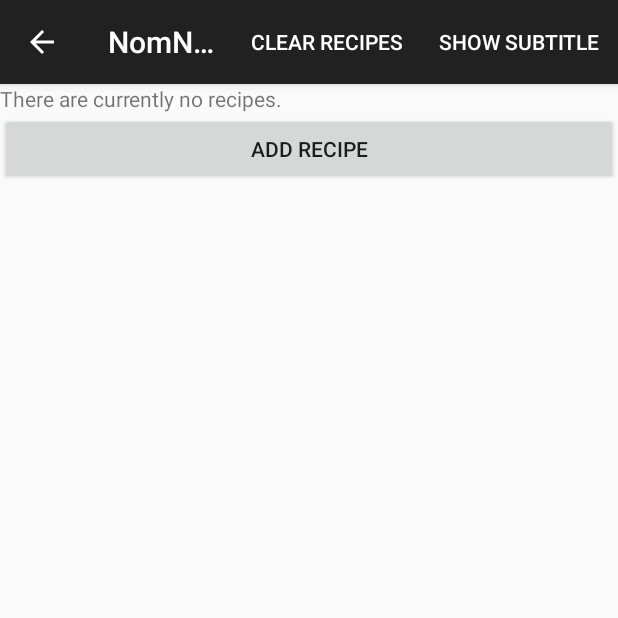
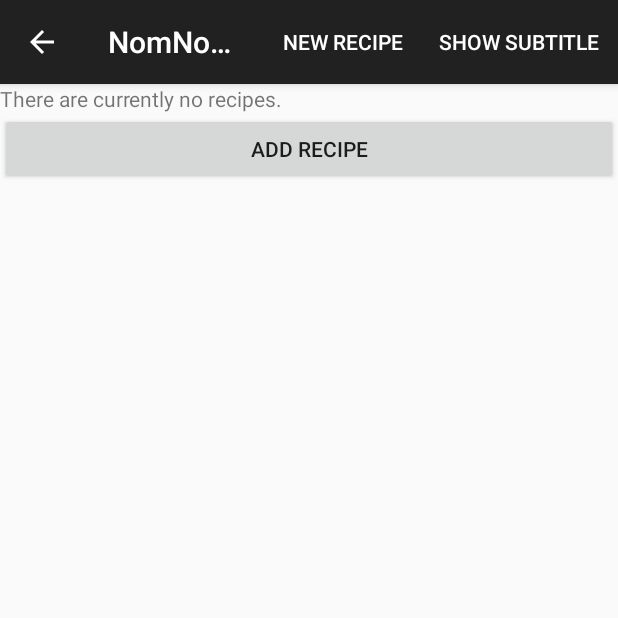
Before and after one commit to bullzombie43/NomNomNow-1, an Android app: the RecipeListFragment screen opened directly, with no data from a screen before it, on a phone screen of 412 x 824 dp, the top half of it. Run offline under Robolectric (Android 15) with nearby library versions, the phone set to English and light mode, and no system bars.

Commit message:
new recipe

```diff
--- a/app/src/main/res/menu/fragment_recipe_list.xml
+++ b/app/src/main/res/menu/fragment_recipe_list.xml
@@ -3,7 +3,7 @@
     xmlns:app="http://schemas.android.com/apk/res-auto">
     <item
         android:id="@+id/new_crime"
-        android:title="@string/clear_recipes"
+        android:title="@string/new_recipe"
         app:showAsAction="ifRoom|withText"/>
     <item
         android:id="@+id/show_subtitle"
```
